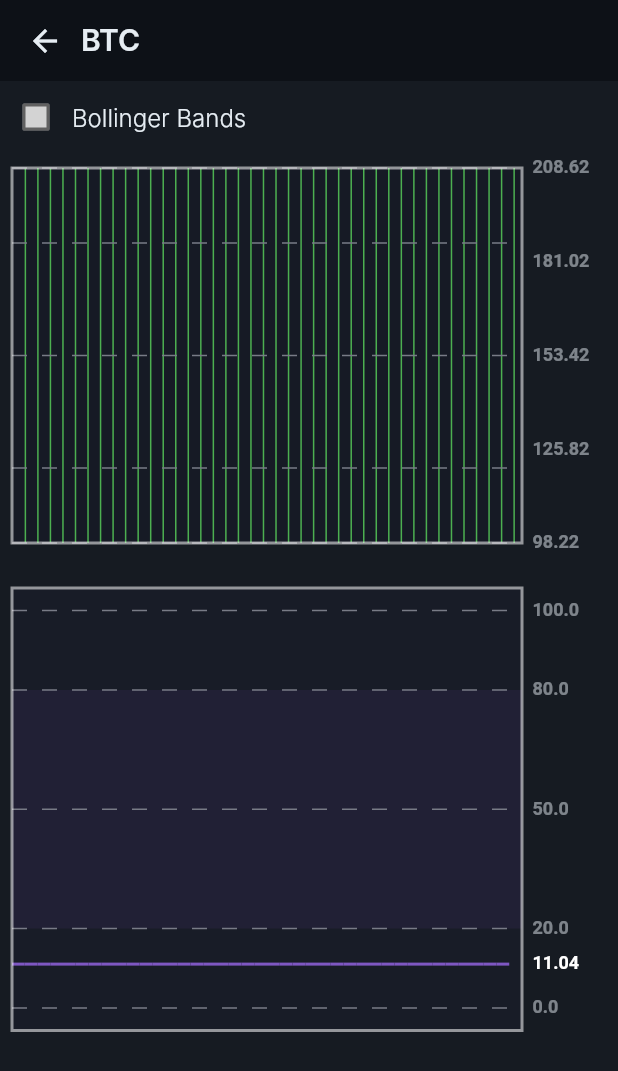
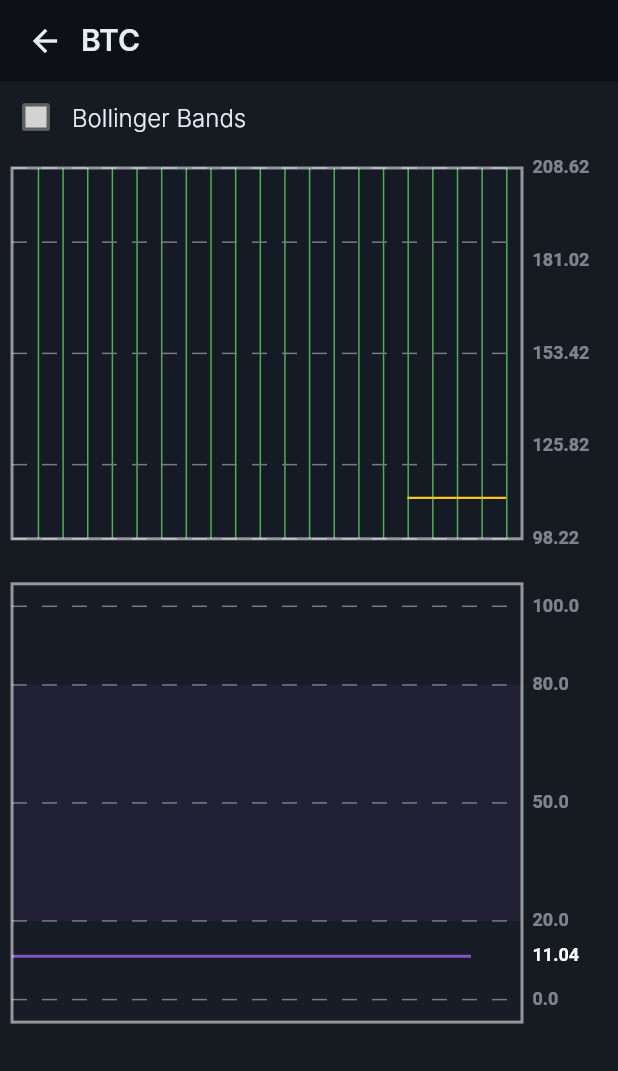
Before and after one commit to FelipeLemosBellini/crypto-visor, a Flutter app: the screen it shows after launch, after a tap on "teste", on a phone screen of 412 x 824 dp. Shown: the top 1071 px of the screen. Run offline on Flutter 3.47's test engine with Material 3 defaults, Android fonts, the phone set to English and light mode, and no system bars; our stand-ins replace dartz, dio, flutter_bloc, flutter_svg, get_it, go_router; Roboto replaces fonts that are missing (Inter).

Commit message:
create moving average fix bollinger bands

```diff
--- a/lib/core/entity/crypto_data/exponential_moving_average_of_days.dart
+++ b/lib/core/entity/crypto_data/moving_average_model.dart
@@ -1,14 +1,14 @@
-class ExponentialMovingAverageOfDays {
+class MovingAverageOfModel {
   final DateTime date;
   final double value;
 
-  ExponentialMovingAverageOfDays({
+  MovingAverageOfModel({
     required this.date,
     required this.value,
   });
 
-  factory ExponentialMovingAverageOfDays.fromMap(Map<String, dynamic> map) {
-    return ExponentialMovingAverageOfDays(
+  factory MovingAverageOfModel.fromMap(Map<String, dynamic> map) {
+    return MovingAverageOfModel(
       date: DateTime.parse(map["date"]),
       value: double.tryParse(map['value']) ?? 0.0,
     );
--- a/lib/screens/structure/home/data_asset/data_asset_bloc.dart
+++ b/lib/screens/structure/home/data_asset/data_asset_bloc.dart
@@ -2,6 +2,7 @@ import 'dart:math';
 
 import 'package:cryptovisor/core/entity/candle_data_entity.dart';
 import 'package:cryptovisor/core/entity/crypto_data/bollinger_bands_model.dart';
+import 'package:cryptovisor/core/entity/crypto_data/moving_average_model.dart';
 import 'package:cryptovisor/core/entity/crypto_data/relative_strength_index_model.dart';
 import 'package:cryptovisor/core/entity/response/response_data_crypto_and_bar_chart_model.dart';
 import 'package:cryptovisor/core/repositories/data_crypto/data_crypto_repository.dart';
@@ -21,6 +22,7 @@ class DataAssetBloc extends Cubit<DataAssetState> {
     _createCandles();
     _createRSI();
     _createBollinger();
+    _createMovingAverage();
   }
 
   void setValueBollinger(bool? value){
@@ -30,7 +32,7 @@ class DataAssetBloc extends Cubit<DataAssetState> {
   void _createCandles() {
     List<CandleDataEntity> candleData = [];
 
-    for (int i = 0; i < 40; i++) {
+    for (int i = 0; i < 20; i++) {
       DateTime timestamp = DateTime(2024, 1, 1 + i);
       double open = Random().nextDouble() * (1000 - 0) + 0;
       double high = open + Random().nextDouble() * (1000 - open);
@@ -51,7 +53,7 @@ class DataAssetBloc extends Cubit<DataAssetState> {
   void _createBollinger() {
     List<BollingerBandsModel> bollingerData = [];
 
-    for (int i = 0; i < 40; i++) {
+    for (int i = 0; i < 10; i++) {
       DateTime timestamp = DateTime(2024, 1, 1 + i);
       double open = Random().nextDouble() * (1000 - 0) + 0;
       double high = open + Random().nextDouble() * (1000 - open);
@@ -71,7 +73,7 @@ class DataAssetBloc extends Cubit<DataAssetState> {
   void _createRSI() {
     List<RelativeStrengthIndexModel> rsiData = [];
 
-    for (int i = 0; i < 40; i++) {
+    for (int i = 0; i < 10; i++) {
       DateTime timestamp = DateTime(2024, 1, 1 + i);
       double open = Random().nextDouble() * (100 - 0) + 0;
 
@@ -79,4 +81,16 @@ class DataAssetBloc extends Cubit<DataAssetState> {
     }
     emit(state.copyWith(rsi: rsiData));
   }
+
+  void _createMovingAverage(){
+    List<MovingAverageOfModel> listAverage = [];
+
+    for (int i = 0; i < 5; i++) {
+      DateTime timestamp = DateTime(2024, 1, 1 + i);
+      double open = Random().nextDouble() * (1000 - 0) + 0;
+
+      listAverage.add(MovingAverageOfModel(date: timestamp, value: double.parse(open.toStringAsFixed(2))));
+    }
+    emit(state.copyWith(movingAverage14: listAverage));
+  }
 }
--- a/lib/screens/structure/home/data_asset/data_asset_page.dart
+++ b/lib/screens/structure/home/data_asset/data_asset_page.dart
@@ -23,16 +23,9 @@ class DataAssetPage extends StatefulWidget {
 
 class _DataAssetPageState extends State<DataAssetPage> with TickerProviderStateMixin {
   final DataAssetBloc _bloc = GetIt.I.get<DataAssetBloc>();
-  late AnimationController _animationController;
-  late Animation<double> _animation;
 
   @override
   void initState() {
-    _animationController = AnimationController(vsync: this, duration: const Duration(seconds: 2));
-    // _animation = CurvedAnimation(parent: _animationController, curve: Curves.fastOutSlowIn);
-    _animation = Tween<double>(begin: 1.0, end: 2.0).animate(_animationController);
-
-    WidgetsBinding.instance.addPostFrameCallback((_) => _animationController.forward(from: 0));
     super.initState();
   }
 
@@ -54,30 +47,24 @@ class _DataAssetPageState extends State<DataAssetPage> with TickerProviderStateM
                           duration: const Duration(seconds: 10),
                           builder: (BuildContext context, double percentage, Widget? widget) {
                             return SizedBox(
-                                height: 250,
+                                height: MediaQuery.sizeOf(context).width * 0.6,
                                 width: MediaQuery.sizeOf(context).width,
                                 child: CustomPaint(
                                     painter: CandleSticksChartPainter(
+                                        movingAverageModel: state.movingAverage14,
                                         showBollinger: state.showBollinger,
                                         candles: state.candles,
                                         bollingerBandsModel: state.bollinger)));
                           }))),
               Padding(
                   padding: const EdgeInsets.only(top: 30, left: 8, right: 4),
-                  child: TweenAnimationBuilder(
-                      tween: Tween<double>(begin: 0, end: 100),
-                      duration: const Duration(seconds: 10),
-                      builder: (BuildContext context, double percentage, Widget? widget) {
-                        return SizedBox(
-                            height: 250,
-                            width: MediaQuery.sizeOf(context).width,
-                            child: CustomPaint(
-                                painter: RSIChartPainter(
-                              // percentage: percentage,
-                              // animation: _animation,
-                              averages: state.rsi,
-                            )));
-                      }))
+                  child: SizedBox(
+                      height: MediaQuery.sizeOf(context).width * 0.6,
+                      width: MediaQuery.sizeOf(context).width,
+                      child: CustomPaint(
+                          painter: RSIChartPainter(
+                        averages: state.rsi,
+                      ))))
             ])));
   }
 }
--- a/lib/screens/structure/home/data_asset/data_asset_state.dart
+++ b/lib/screens/structure/home/data_asset/data_asset_state.dart
@@ -1,12 +1,13 @@
 import 'package:cryptovisor/core/entity/candle_data_entity.dart';
 import 'package:cryptovisor/core/entity/crypto_data/bollinger_bands_model.dart';
-import 'package:cryptovisor/core/entity/crypto_data/exponential_moving_average_of_days.dart';
+import 'package:cryptovisor/core/entity/crypto_data/moving_average_model.dart';
 import 'package:cryptovisor/core/entity/crypto_data/relative_strength_index_model.dart';
 
 class DataAssetState {
   bool showBollinger = false;
   List<RelativeStrengthIndexModel> rsi = [];
   List<BollingerBandsModel> bollinger = [];
+  List<MovingAverageOfModel> movingAverage14 = [];
 
   List<CandleDataEntity> candles = [];
 
@@ -14,11 +15,13 @@ class DataAssetState {
     List<RelativeStrengthIndexModel>? rsi,
     List<BollingerBandsModel>? bollinger,
     List<CandleDataEntity>? candles,
+    List<MovingAverageOfModel>? movingAverage14,
     bool? showBollinger,
   }) {
     return DataAssetState()
       ..showBollinger = showBollinger ?? this.showBollinger
       ..rsi = rsi ?? this.rsi
+      ..movingAverage14 = movingAverage14 ?? this.movingAverage14
       ..bollinger = bollinger ?? this.bollinger
       ..candles = candles ?? this.candles;
   }
--- a/lib/screens/widgets/charts/base_chart.dart
+++ b/lib/screens/widgets/charts/base_chart.dart
@@ -33,4 +33,6 @@ abstract class BaseChart {
           canvas, Offset(size.width, ((size.height * ((i) / (numbers.length - 1))) - (marginVertical / 4))));
     }
   }
+
+
 }
--- a/lib/screens/widgets/charts/candlestick/candlestick_chart_painter.dart
+++ b/lib/screens/widgets/charts/candlestick/candlestick_chart_painter.dart
@@ -1,5 +1,6 @@
 import 'package:cryptovisor/core/entity/candle_data_entity.dart';
 import 'package:cryptovisor/core/entity/crypto_data/bollinger_bands_model.dart';
+import 'package:cryptovisor/core/entity/crypto_data/moving_average_model.dart';
 import 'package:cryptovisor/screens/helper/crypto_visor_colors.dart';
 import 'package:cryptovisor/screens/widgets/charts/base_chart.dart';
 import 'package:cryptovisor/screens/widgets/charts/candlestick/candle_helper.dart';
@@ -10,12 +11,17 @@ import 'package:flutter/material.dart';
 class CandleSticksChartPainter extends CustomPainter {
   final List<CandleDataEntity> candles;
   final List<BollingerBandsModel> bollingerBandsModel;
+  final List<MovingAverageOfModel> movingAverageModel;
   final bool showBollinger;
 
   late CandleHelper candleHelper;
   List<double> linesDashed = [0.0, 20.0, 50.0, 80.0, 100.0];
 
-  CandleSticksChartPainter({required this.showBollinger, required this.candles, required this.bollingerBandsModel}) {
+  CandleSticksChartPainter(
+      {required this.movingAverageModel,
+      required this.showBollinger,
+      required this.candles,
+      required this.bollingerBandsModel}) {
     candleHelper = CandleHelper(listCandle: candles);
   }
 
@@ -29,6 +35,7 @@ class CandleSticksChartPainter extends CustomPainter {
     _createCandlesLines(canvas, sizeCandles);
     if (showBollinger) _createBollingerLine(canvas, sizeCandles);
     _createBandDashedLine(canvas, sizeChart);
+    _createMovingAverage14(canvas, sizeChart);
     _createLineAround(canvas, sizeChart);
     BaseChart.createWordsDynamicChart(
         canvas: canvas,
@@ -120,12 +127,22 @@ class CandleSticksChartPainter extends CustomPainter {
       baseLine.add(model.baseLine);
       lowerLine.add(model.lowerLine);
     }
-    _drawBollingerLine(canvas, size, RSIHelper.externalBollingerLine, higherLine);
-    _drawBollingerLine(canvas, size, RSIHelper.midBollingerLine, baseLine);
-    _drawBollingerLine(canvas, size, RSIHelper.externalBollingerLine, lowerLine);
+    _drawMovingAverageLine(canvas, size, RSIHelper.externalBollingerLine, higherLine);
+    _drawMovingAverageLine(canvas, size, RSIHelper.midBollingerLine, baseLine);
+    _drawMovingAverageLine(canvas, size, RSIHelper.externalBollingerLine, lowerLine);
   }
 
-  void _drawBollingerLine(Canvas canvas, Size size, Paint paint, List<double> value) {
+  void _createMovingAverage14(Canvas canvas, Size size) {
+    List<double> moving = [];
+
+    for (var model in movingAverageModel) {
+      moving.add(model.value);
+    }
+
+    _drawMovingAverageLine(canvas, size, RSIHelper.averageLine14, moving);
+  }
+
+  void _drawLine(Canvas canvas, Size size, Paint paint, List<double> value) {
     double distanceCandle = candleHelper.distanceCandle(sizeChart: size, lengthList: candles.length);
     for (int position = 0; position < value.length - 1; position++) {
       double point = candleHelper.multipleProportionTopCandles(size, value[position]);
@@ -136,6 +153,30 @@ class CandleSticksChartPainter extends CustomPainter {
     }
   }
 
+  void _drawMovingAverageLine(Canvas canvas, Size size, Paint paint, List<double> value) {
+    double distanceCandle = candleHelper.distanceCandle(sizeChart: size, lengthList: candles.length);
+    double sizeCandle = candleHelper.sizeCandle(sizeChart: size, lengthList: candles.length + 1);
+    double candleWidth = (distanceCandle * (candles.length + 2) + sizeCandle * candles.length) / size.width;
+
+    double distance = 0;
+
+    distance += distanceCandle;
+    for (int position = 0; position < value.length - 1; position++) {
+      distance += distanceCandle;
+      double left = size.width - (distance + (sizeCandle * position) - (sizeCandle / 2) + candleWidth) - distanceCandle;
+
+      double leftNext = size.width -
+          (distance + (sizeCandle * (position + 1)) - (sizeCandle / 2) + candleWidth) -
+          (distanceCandle * 2);
+
+      double heightProportion = size.height - candleHelper.multipleProportionTopCandles(size, value[position]);
+      double nextHeightProportion = size.height - candleHelper.multipleProportionTopCandles(size, value[position + 1]);
+      Offset lineStart = Offset(left, heightProportion);
+      Offset lineEnd = Offset(leftNext, nextHeightProportion);
+      canvas.drawLine(lineStart, lineEnd, paint);
+    }
+  }
+
   @override
   bool shouldRepaint(covariant CustomPainter oldDelegate) => true;
 }
--- a/lib/screens/widgets/charts/rsi/rsi_helper.dart
+++ b/lib/screens/widgets/charts/rsi/rsi_helper.dart
@@ -14,6 +14,10 @@ abstract class RSIHelper {
     ..strokeWidth = 1.5
     ..color = const Color(0xFF00FFC6);
 
+  static Paint averageLine14 = Paint()
+    ..strokeWidth = 1.5
+    ..color = const Color(0xFFF6C51C);
+
 
   static Paint midBollingerLine = Paint()
     ..strokeWidth = 1.5
```
Also changed, not shown: lib/core/entity/response/response_data_crypto_and_bar_chart_model.dart (+10 -10 lines).
